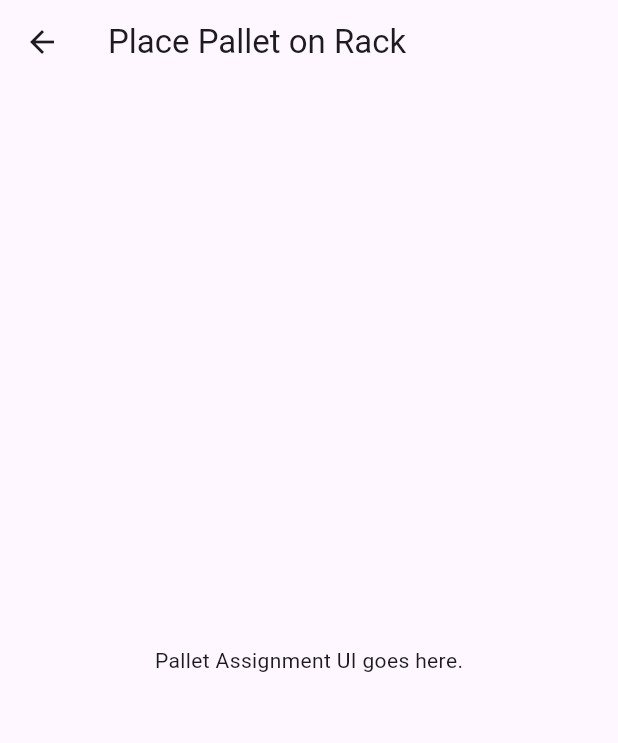
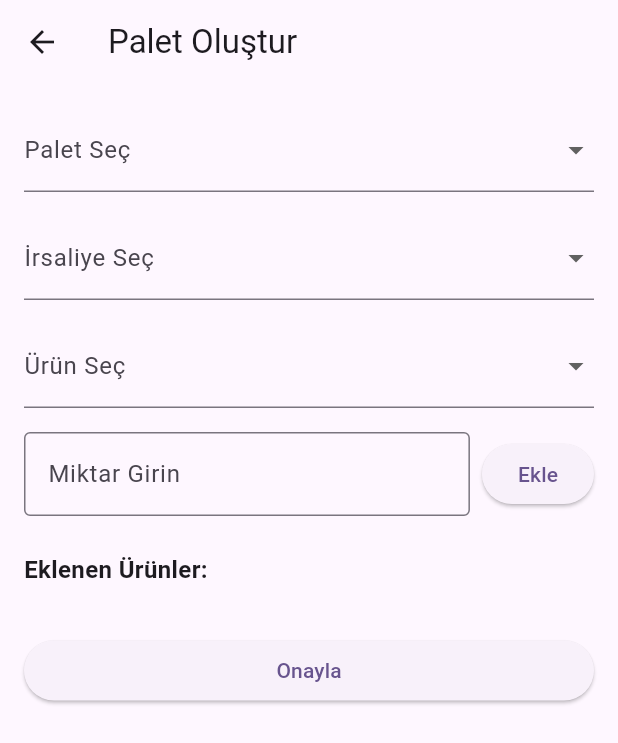
Before and after one commit to foxxafa/diapalet, a Flutter app: the PalletAssignmentScreen screen opened directly, on a phone screen of 412 x 824 dp. Shown: the top 743 px of the screen. Run offline on Flutter 3.47's test engine with Material 3 defaults, Android fonts, the phone set to English and light mode, and no system bars.

Commit message:
palet ooluştur sayfası tamam.

```diff
--- a/lib/features/pallet_assignment/presentation/pallet_assignment_screen.dart
+++ b/lib/features/pallet_assignment/presentation/pallet_assignment_screen.dart
@@ -1,15 +1,172 @@
 import 'package:flutter/material.dart';
 
-class PalletAssignmentScreen extends StatelessWidget {
+class PalletAssignmentScreen extends StatefulWidget {
   const PalletAssignmentScreen({super.key});
+
+  @override
+  State<PalletAssignmentScreen> createState() => _PalletAssignmentScreenState();
+}
+
+class _PalletAssignmentScreenState extends State<PalletAssignmentScreen> {
+  // Dummy listeler
+  final List<String> pallets = ['Palet A', 'Palet B', 'Palet C'];
+  final List<String> invoices = ['İrsaliye 1', 'İrsaliye 2'];
+  final List<String> products = ['Gofret', 'Sucuk', 'Bal'];
+
+  // Seçimler
+  String? selectedPallet;
+  String? selectedInvoice;
+  String? selectedProduct;
+
+  // Miktar girişi
+  final TextEditingController quantityController = TextEditingController();
+
+  // Eklenen ürünler listesi
+  List<Map<String, dynamic>> addedProducts = [];
 
   @override
   Widget build(BuildContext context) {
     return Scaffold(
-      appBar: AppBar(title: const Text('Place Pallet on Rack')),
-      body: const Center(
-        child: Text('Pallet Assignment UI goes here.'),
+      appBar: AppBar(
+        title: const Text('Palet Oluştur'),
+      ),
+      body: Padding(
+        padding: const EdgeInsets.all(16.0),
+        child: SingleChildScrollView(
+          child: Column(
+            crossAxisAlignment: CrossAxisAlignment.start,
+            children: [
+              // Palet Seç
+              DropdownButtonFormField<String>(
+                decoration: const InputDecoration(labelText: 'Palet Seç'),
+                value: selectedPallet,
+                items: pallets
+                    .map((p) => DropdownMenuItem(value: p, child: Text(p)))
+                    .toList(),
+                onChanged: (val) {
+                  setState(() {
+                    selectedPallet = val;
+                  });
+                },
+              ),
+              const SizedBox(height: 16),
+
+              // İrsaliye Seç
+              DropdownButtonFormField<String>(
+                decoration: const InputDecoration(labelText: 'İrsaliye Seç'),
+                value: selectedInvoice,
+                items: invoices
+                    .map((i) => DropdownMenuItem(value: i, child: Text(i)))
+                    .toList(),
+                onChanged: (val) {
+                  setState(() {
+                    selectedInvoice = val;
+                  });
+                },
+              ),
+              const SizedBox(height: 16),
+
+              // Ürün Seç
+              DropdownButtonFormField<String>(
+                decoration: const InputDecoration(labelText: 'Ürün Seç'),
+                value: selectedProduct,
+                items: products
+                    .map((p) => DropdownMenuItem(value: p, child: Text(p)))
+                    .toList(),
+                onChanged: (val) {
+                  setState(() {
+                    selectedProduct = val;
+                  });
+                },
+              ),
+              const SizedBox(height: 16),
+
+              // Miktar Girişi + Ekle Butonu
+              Row(
+                children: [
+                  Expanded(
+                    child: TextField(
+                      controller: quantityController,
+                      keyboardType: TextInputType.number,
+                      decoration: const InputDecoration(
+                        labelText: 'Miktar Girin',
+                        border: OutlineInputBorder(),
+                      ),
+                    ),
+                  ),
+                  const SizedBox(width: 8),
+                  ElevatedButton(
+                    onPressed: addProduct,
+                    child: const Text("Ekle"),
+                  )
+                ],
+              ),
+              const SizedBox(height: 24),
+
+              // Eklenen Ürünler Listesi
+              const Text(
+                'Eklenen Ürünler:',
+                style: TextStyle(fontSize: 16, fontWeight: FontWeight.bold),
+              ),
+              const SizedBox(height: 8),
+              Container(
+                decoration: BoxDecoration(
+                  color: Colors.grey.shade200,
+                  borderRadius: BorderRadius.circular(8),
+                ),
+                child: ListView.builder(
+                  shrinkWrap: true,
+                  itemCount: addedProducts.length,
+                  itemBuilder: (context, index) {
+                    final item = addedProducts[index];
+                    return ListTile(
+                      title: Text(item['product']),
+                      trailing: Text('${item['quantity']}x'),
+                    );
+                  },
+                ),
+              ),
+              const SizedBox(height: 24),
+
+              // Onayla Butonu
+              SizedBox(
+                width: double.infinity,
+                child: ElevatedButton(
+                  onPressed: onConfirm,
+                  child: const Text("Onayla"),
+                ),
+              )
+            ],
+          ),
+        ),
       ),
     );
   }
+
+  void addProduct() {
+    if (selectedProduct == null || quantityController.text.isEmpty) {
+      ScaffoldMessenger.of(context).showSnackBar(
+        const SnackBar(content: Text('Lütfen ürün ve miktar girin.')),
+      );
+      return;
+    }
+
+    setState(() {
+      addedProducts.add({
+        'product': selectedProduct!,
+        'quantity': int.parse(quantityController.text),
+      });
+      quantityController.clear();
+    });
+  }
+
+  void onConfirm() {
+    // Şimdilik dummy işlem yapıyoruz
+    debugPrint('Palet: $selectedPallet');
+    debugPrint('İrsaliye: $selectedInvoice');
+    debugPrint('Ürünler: $addedProducts');
+    ScaffoldMessenger.of(context).showSnackBar(
+      const SnackBar(content: Text('Palet kaydedildi!')),
+    );
+  }
 }
```
Also changed, not shown: lib/features/pallet_assignment/presentation/keep.txt (deleted).
